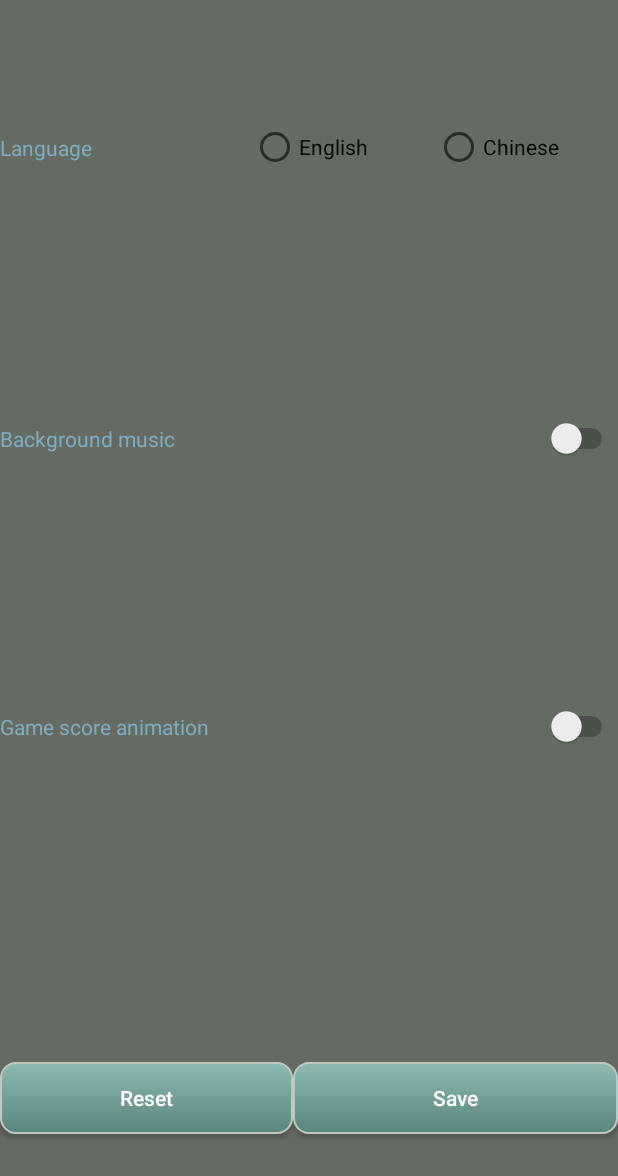
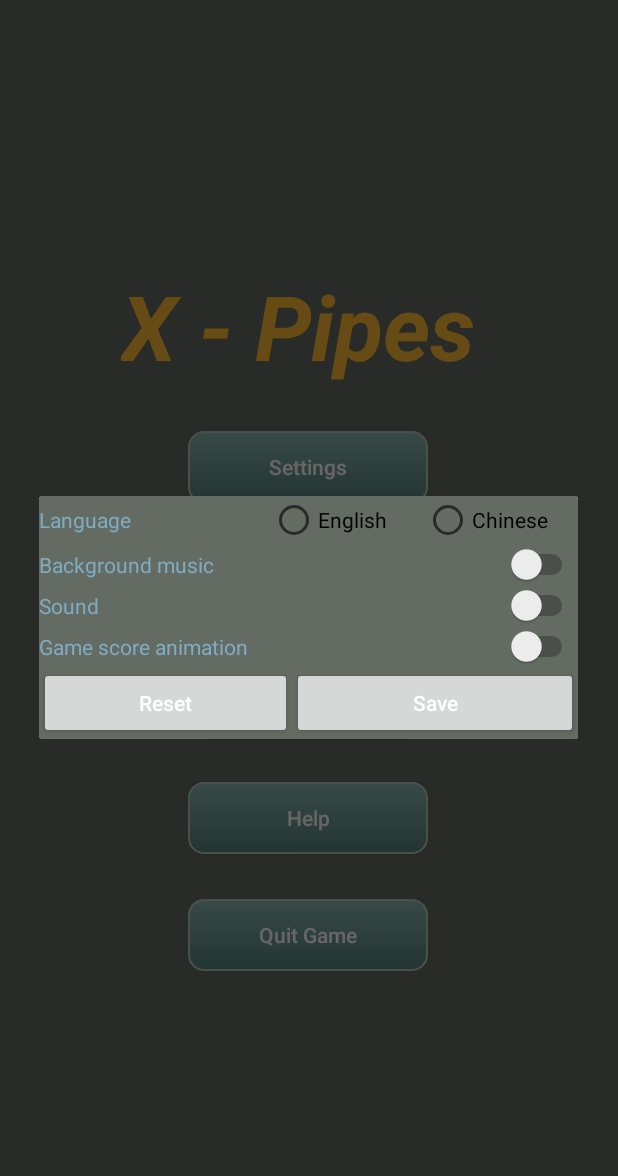
Before and after one commit to harborluo/X-pipes, an Android app: the screen it shows after launch (SettingActivity before the commit, MainActivity after it), after a tap on "Settings", on a phone screen of 412 x 824 dp. Shown: the top 1176 px of the screen. Run offline under Robolectric (Android 15) with nearby library versions, the phone set to English and light mode, and no system bars.

Commit message:
setting dialog

```diff
--- a/app/src/main/java/com/harbor/game/activity/MainActivity.java
+++ b/app/src/main/java/com/harbor/game/activity/MainActivity.java
@@ -3,9 +3,11 @@ package com.harbor.game.activity;
 
 
 import android.app.Activity;
+import android.app.AlertDialog;
 import android.content.Intent;
 import android.os.Bundle;
 import android.os.Handler;
+import android.view.LayoutInflater;
 import android.view.View;
 import android.widget.Button;
 import android.widget.Toast;
@@ -95,8 +97,9 @@ public class MainActivity extends Activity implements View.OnClickListener{
             }
             break;
             case R.id.btn_setting:{
-                Intent intent = new Intent(MainActivity.this,SettingActivity.class);
-                startActivity(intent);
+//                Intent intent = new Intent(MainActivity.this,SettingActivity.class);
+//                startActivity(intent);
+                showSettingDialog();
             }
             break;
 
@@ -130,4 +133,42 @@ public class MainActivity extends Activity implements View.OnClickListener{
         Intent intent = new Intent(this, MusicService.class);
         stopService(intent);
     }
+
+    private void showSettingDialog(){
+        AlertDialog.Builder builder = new AlertDialog.Builder(this);
+        // Get the layout inflater
+        LayoutInflater inflater = LayoutInflater.from(this);
+
+        View view = inflater.inflate(R.layout.activity_setting,null);
+        // Inflate and set the layout for the dialog
+        // Pass null as the parent view because its going in the
+        // dialog layout
+        builder.setCancelable(false);
+
+        builder.setView(view);
+
+        final AlertDialog dialog = builder.create();
+
+        final Button saveButton = (Button) view.findViewById(R.id.btn_save_setting);
+        saveButton.setOnClickListener(new View.OnClickListener() {
+            @Override
+            public void onClick(View view) {
+                dialog.dismiss();
+
+            }
+        });
+
+        final Button resetButton = (Button) view.findViewById(R.id.btn_reset_setting);
+        resetButton.setOnClickListener(new View.OnClickListener() {
+            @Override
+            public void onClick(View view) {
+                dialog.dismiss();
+            }
+        });
+
+        dialog .getWindow().getAttributes().windowAnimations = R.style.DialogAnimation;
+        dialog.show();
+
+    }
+
 }
--- a/app/src/main/res/layout/activity_setting.xml
+++ b/app/src/main/res/layout/activity_setting.xml
@@ -60,6 +60,21 @@
 
             <TextView
                 android:layout_weight="1"
+                android:text="Sound"
+                android:textColor="@color/game_font_color" />
+
+            <Switch
+                android:id="@+id/game_sound_switch"
+                android:layout_width="100dp"
+                android:layout_height="wrap_content" />
+        </TableRow>
+
+        <TableRow
+            android:layout_weight="1"
+            android:gravity="center_vertical">
+
+            <TextView
+                android:layout_weight="1"
                 android:text="Game score animation"
                 android:textColor="@color/game_font_color" />
 
@@ -75,31 +90,26 @@
 
             <Button
                 android:id="@+id/btn_reset_setting"
-                android:layout_width="wrap_content"
+                android:layout_width="50dp"
                 android:layout_height="wrap_content"
-                android:layout_marginTop="30dp"
                 android:layout_weight="1"
-                android:height="40dp"
-                android:background="@drawable/game_button"
                 android:text="Reset"
                 android:textAllCaps="false"
                 android:textColor="@android:color/white"
-                android:padding="10dp"/>
+                android:padding="5dp"/>
 
             <Button
                 android:id="@+id/btn_save_setting"
-                android:layout_width="wrap_content"
+                android:layout_width="50dp"
                 android:layout_height="wrap_content"
-                android:layout_marginTop="30dp"
                 android:layout_weight="1"
-                android:height="40dp"
-                android:background="@drawable/game_button"
                 android:text="Save"
                 android:textAllCaps="false"
                 android:textColor="@android:color/white"
-                android:padding="10dp"/>
+                android:padding="5dp"/>
 
         </TableRow>
 
     </TableLayout>
+
 </FrameLayout>
```
